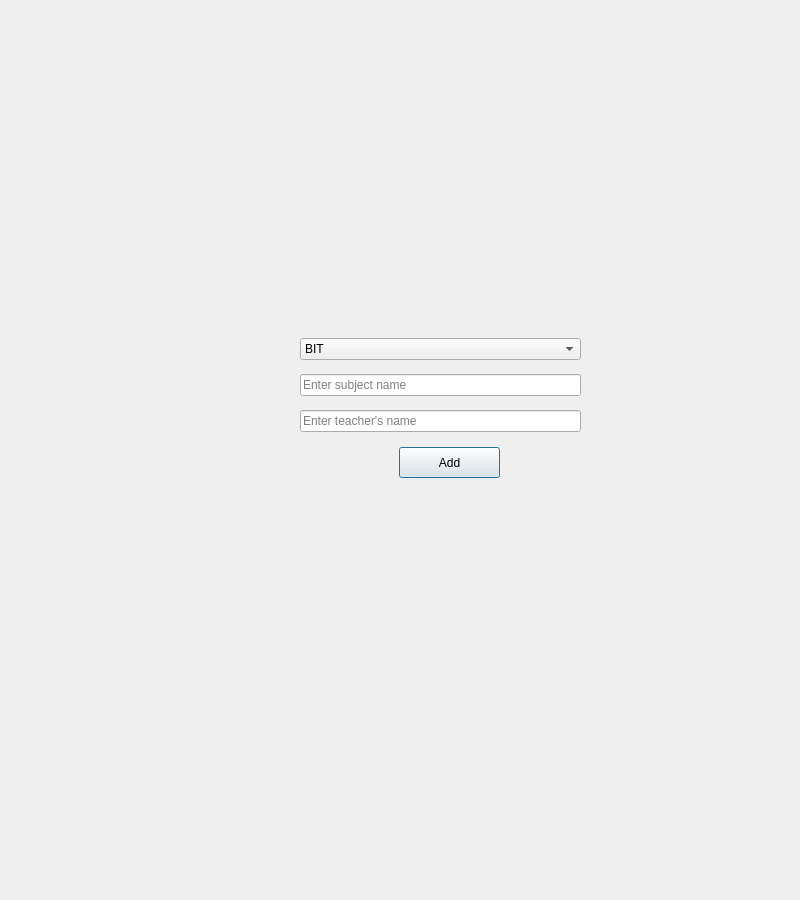
Above: bookclassroom.ui from prazzx/Kakshya before the change. Below: the same form after it.
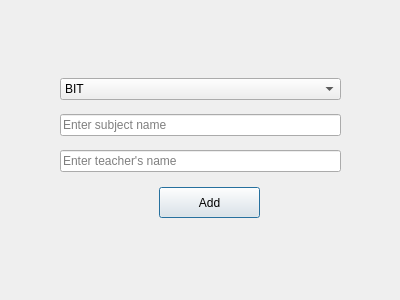
That is the form after the change.

```diff
--- a/bookclassroom.ui
+++ b/bookclassroom.ui
@@ -6,8 +6,8 @@
    <rect>
     <x>0</x>
     <y>0</y>
-    <width>800</width>
-    <height>900</height>
+    <width>400</width>
+    <height>300</height>
    </rect>
   </property>
   <property name="windowTitle">
@@ -16,8 +16,8 @@
   <widget class="QWidget" name="layoutWidget">
    <property name="geometry">
     <rect>
-     <x>300</x>
-     <y>330</y>
+     <x>60</x>
+     <y>70</y>
      <width>281</width>
      <height>111</height>
     </rect>
@@ -64,8 +64,8 @@
   <widget class="QPushButton" name="pushButtonAdd">
    <property name="geometry">
     <rect>
-     <x>399</x>
-     <y>447</y>
+     <x>159</x>
+     <y>187</y>
      <width>101</width>
      <height>31</height>
     </rect>
```
Left out of the diff: 13 changed lines with no effect on the pictures.
